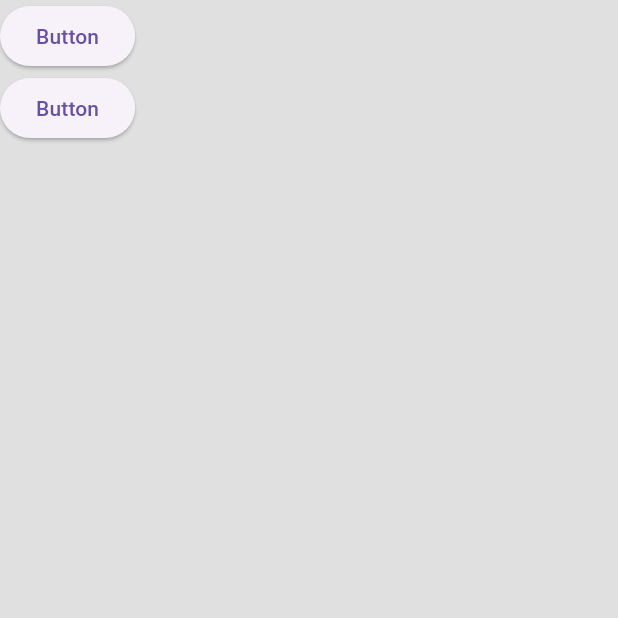
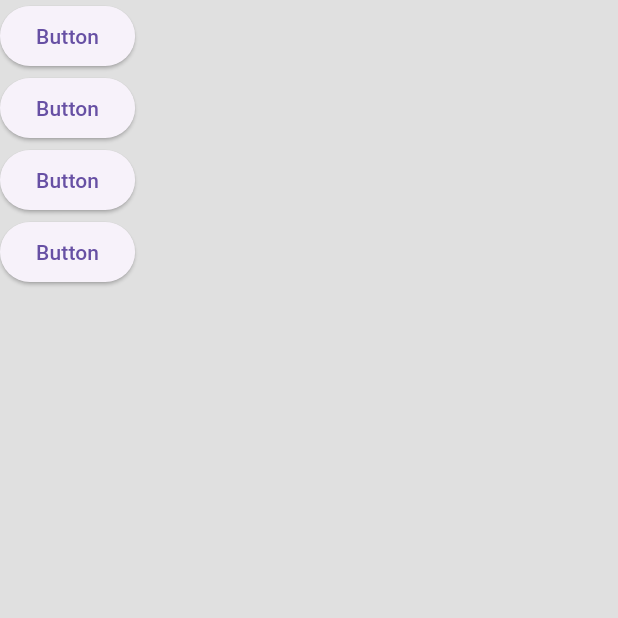
Before and after one commit to tinyboyms/firbase, a Flutter app: the screen it shows after launch, on a phone screen of 412 x 824 dp, the top half of it. Run offline on Flutter 3.47's test engine with Material 2 defaults, Android fonts, the phone set to English and light mode, and no system bars; our stand-ins replace firebase_core; accounts and stored records are empty.

```diff
--- a/lib/Pages/Login_page.dart
+++ b/lib/Pages/Login_page.dart
@@ -20,8 +20,25 @@ class LoginPage extends StatelessWidget {
               style: ButtonStyle(),
             ),
             // ElevatedButton(onPressed: (){},child: Text("LOGIN"),),
+                  Column(
+    children: [
+    ElevatedButton(
+    onPressed: (){
+    },
+    child: Text('Button'),
+    style: ButtonStyle(),
+    ),   ElevatedButton(
+    onPressed: (){
+    },
+    child: Text('Button'),
+    style: ButtonStyle(),
+    ),
+    // ElevatedButton(onPressed: (){},child: Text("LOGIN"),),
+    ],
+    ),
           ],
-        )
+        ),
+
 
 
     );
```
